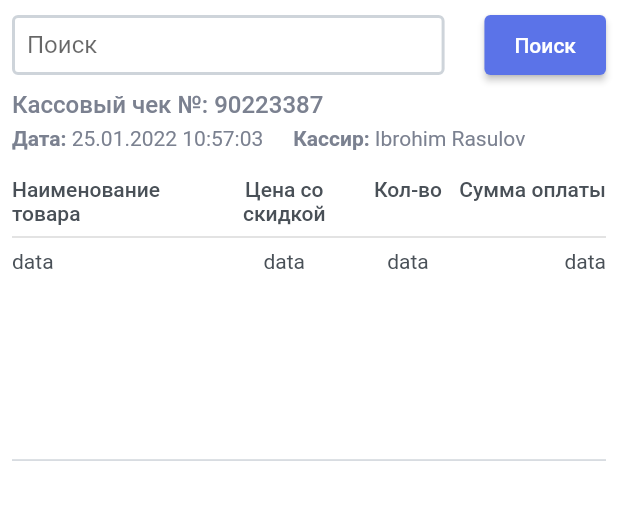
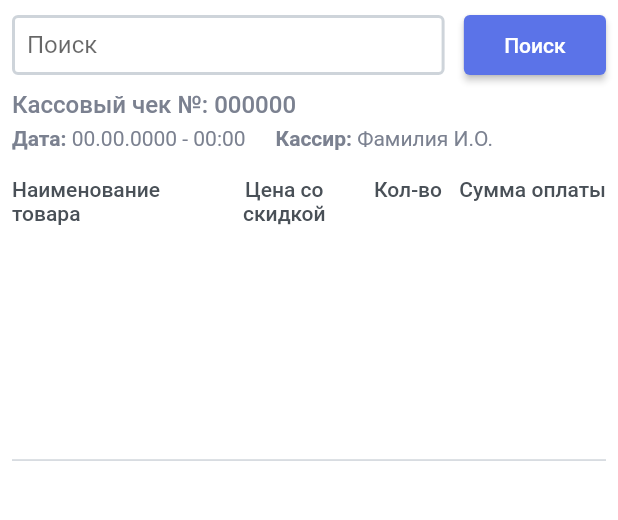
Before and after one commit to AkhmedovSH/flutter_mdokon_cashier, a Flutter app: the Return screen opened by its route, on a phone screen of 412 x 824 dp, the part 84-604 px from its top. Run offline on Flutter 3.47's test engine with Material 2 defaults, Android fonts, the phone set to English and light mode, and no system bars; our stand-ins replace dio, flutter_spinkit, get, package_info_plus, shared_preferences; missing offline and left inert: syncfusion_flutter_barcodes; accounts and stored records are empty; network calls fail.

Commit message:
bugs fixed

```diff
--- a/lib/helpers/api.dart
+++ b/lib/helpers/api.dart
@@ -7,8 +7,11 @@ import 'package:shared_preferences/shared_preferences.dart';
 const hostUrl = "https://cabinet.mdokon.uz";
 var dio = Dio();
 
+checkToken() async {
+
+}
+
 Future get(String url, {payload}) async {
-  print(payload);
   SharedPreferences prefs = await SharedPreferences.getInstance();
   print(hostUrl + url);
   try {
--- a/lib/pages/calculator.dart
+++ b/lib/pages/calculator.dart
@@ -25,7 +25,6 @@ class _CalculatorState extends State<Calculator> {
     if (moreThanOneDots) {
       return;
     }
-
     if (double.parse(parsed) > 0 && !moreThanOneDots) {
       print('BLOCK-1');
       setState(() {
--- a/lib/pages/return/return.dart
+++ b/lib/pages/return/return.dart
@@ -2,6 +2,7 @@ import 'dart:convert';
 
 import 'package:flutter/material.dart';
 import 'package:get/get.dart';
+import 'package:kassa/helpers/api.dart';
 import 'package:shared_preferences/shared_preferences.dart';
 import 'package:flutter/services.dart';
 
@@ -18,7 +19,77 @@ class Return extends StatefulWidget {
 
 class _ReturnState extends State<Return> {
   final GlobalKey<ScaffoldState> _scaffoldKey = GlobalKey<ScaffoldState>();
-  dynamic products = [];
+  dynamic itemsList = [];
+  dynamic id = 0;
+  dynamic data = {'cashierName': 'Фамилия И.О.', 'chequeNumber': '000000'};
+  dynamic sendData = {
+    'actionDate': 0,
+    'cashboxId': 'cashbox.cashboxId',
+    'chequeId': 0,
+    'clientAmount': 0,
+    'clientId': 0,
+    'currencyId': "",
+    'saleCurrencyId': "",
+    'itemsList': [],
+    'note': "",
+    'offline': false,
+    'posId': 'cashbox.posId',
+    'shiftId': 'cashbox.id ? cashbox.id : shift.id',
+    'totalAmount': 0,
+    'transactionId': "",
+    'transactionsList': [
+      {"amountIn": 0, "amountOut": 0, "paymentTypeId": 1, "paymentPurposeId": 3}
+    ]
+  };
+
+  searchCheq() async {
+    dynamic response;
+    if (id != null) {
+      response = await get(
+          '/services/desktop/api/cheque-byNumber/$id/${sendData['posId']}');
+    } else {
+      response = await get(
+          '/services/desktop/api/cheque-byNumber/$id/${sendData['posId']}');
+    }
+    if (response['id'] != null) {
+      setState(() {
+        data = response;
+        itemsList = data['itemsList'];
+      });
+      for (var i = 0; i < itemsList.length; i++) {
+        print(itemsList[i]['discount'].runtimeType);
+        itemsList[i]['discount'] = itemsList[i]['discount'].round();
+      }
+    }
+  }
+
+  getData() async {
+    SharedPreferences prefs = await SharedPreferences.getInstance();
+    final cashbox = jsonDecode(prefs.getString('cashbox')!);
+    dynamic shift = {};
+    if (prefs.getString('shift') != null) {
+      shift = jsonDecode(prefs.getString('shift')!);
+    }
+    final shiftId = cashbox['id'] != null ? cashbox['id'] : shift['id'];
+    setState(() {
+      sendData['cashboxId'] = cashbox['cashboxId'];
+      sendData['posId'] = cashbox['posId'];
+      sendData['shiftId'] = shiftId;
+    });
+    print(Get.arguments);
+    if (Get.arguments != null) {
+      setState(() {
+        id = Get.arguments;
+      });
+      searchCheq();
+    }
+  }
+
+  @override
+  void initState() {
+    super.initState();
+    getData();
+  }
 
   @override
   Widget build(BuildContext context) {
@@ -62,6 +133,15 @@ class _ReturnState extends State<Return> {
                   margin: EdgeInsets.only(bottom: 10),
                   height: 40,
                   child: TextField(
+                    onChanged: (value) {
+                      setState(() {
+                        id = value;
+                      });
+                    },
+                    onSubmitted: (value) {
+                      searchCheq();
+                    },
+                    keyboardType: TextInputType.number,
                     decoration: InputDecoration(
                       contentPadding: const EdgeInsets.only(top: 5, left: 10),
                       enabledBorder: OutlineInputBorder(
@@ -85,11 +165,12 @@ class _ReturnState extends State<Return> {
                 ),
                 Container(
                   margin: EdgeInsets.only(bottom: 10),
+                  width: MediaQuery.of(context).size.width * 0.23,
                   height: 40,
                   child: ElevatedButton(
-                    onPressed: () {},
-                    style: ElevatedButton.styleFrom(
-                        padding: EdgeInsets.symmetric(horizontal: 20)),
+                    onPressed: () {
+                      searchCheq();
+                    },
                     child: Text('Поиск'),
                   ),
                 )
@@ -98,7 +179,6 @@ class _ReturnState extends State<Return> {
             Container(
                 height: MediaQuery.of(context).size.height * 0.3,
                 width: MediaQuery.of(context).size.width,
-
                 decoration: BoxDecoration(
                     border: Border(
                   bottom: BorderSide(color: Color(0xFFced4da), width: 1),
@@ -110,7 +190,7 @@ class _ReturnState extends State<Return> {
                       Container(
                         margin: EdgeInsets.only(bottom: 5),
                         child: Text(
-                          'Кассовый чек №: 90223387',
+                          'Кассовый чек №: ${data['chequeNumber']}',
                           style: TextStyle(
                               fontWeight: FontWeight.w500,
                               fontSize: 16,
@@ -129,7 +209,7 @@ class _ReturnState extends State<Return> {
                             Container(
                               margin: EdgeInsets.only(right: 20),
                               child: Text(
-                                '25.01.2022 10:57:03',
+                                '${data['chequeDate'] != null ? formatUnixTime(data['chequeDate']) : '00.00.0000 - 00:00'}',
                                 style: TextStyle(color: b8),
                               ),
                             ),
@@ -139,7 +219,7 @@ class _ReturnState extends State<Return> {
                                   fontWeight: FontWeight.bold, color: b8),
                             ),
                             Text(
-                              'Ibrohim Rasulov',
+                              '${data['cashierName']}',
                               style: TextStyle(color: b8),
                             )
                           ],
@@ -200,7 +280,7 @@ class _ReturnState extends State<Return> {
                               ),
                             ),
                           ]),
-                          // for (var i = 0; i < products.length; i++)
+                          for (var i = 0; i < itemsList.length; i++)
                             TableRow(children: [
                               // HERE IT IS...
                               TableRowInkWell(
@@ -210,7 +290,7 @@ class _ReturnState extends State<Return> {
                                 child: Container(
                                   padding: EdgeInsets.symmetric(vertical: 8),
                                   child: Text(
-                                  'data',
+                                    '${itemsList[i]['productName']} ',
                                     style: TextStyle(color: Color(0xFF495057)),
                                   ),
                                 ),
@@ -221,11 +301,14 @@ class _ReturnState extends State<Return> {
                                 },
                                 child: Container(
                                   padding: EdgeInsets.symmetric(vertical: 8),
-                                child: Text(
-                                  'data',
-                                  style: TextStyle(color: Color(0xFF495057)),
+                                  child: int.parse(itemsList[i]['discount']) > 0
+                                      ? Text(
+                                          '${itemsList[i]['salePrice'] - (int.parse(itemsList[i]['salePrice']) / 100 * int.parse(itemsList[i]['discount']))}',
+                                          style: TextStyle(
+                                              color: Color(0xFF495057)),
                                           textAlign: TextAlign.center,
-                                ),
+                                        )
+                                      : Text('data'),
                                 ),
                               ),
                               TableRowInkWell(
@@ -235,7 +318,7 @@ class _ReturnState extends State<Return> {
                                 child: Container(
                                   padding: EdgeInsets.symmetric(vertical: 8),
                                   child: Text(
-                                  'data',
+                                    '${itemsList[i]['quantity']}',
                                     style: TextStyle(color: Color(0xFF495057)),
                                     textAlign: TextAlign.center,
                                   ),
--- a/pubspec.yaml
+++ b/pubspec.yaml
@@ -42,6 +42,7 @@ dependencies:
   intl: ^0.17.0
   flutter_spinkit: ^5.1.0
   flutter_easyloading: ^3.0.3
+  syncfusion_flutter_barcodes: ^19.4.47
 
 
 flutter_icons:
```
Also changed, not shown: lib/pages/cheques/cheq_detail.dart (+65 -4 lines), lib/pages/payment/payment_sample.dart (+11 -4 lines), pubspec.lock. Lines whose indentation alone changed are shown as unchanged.
